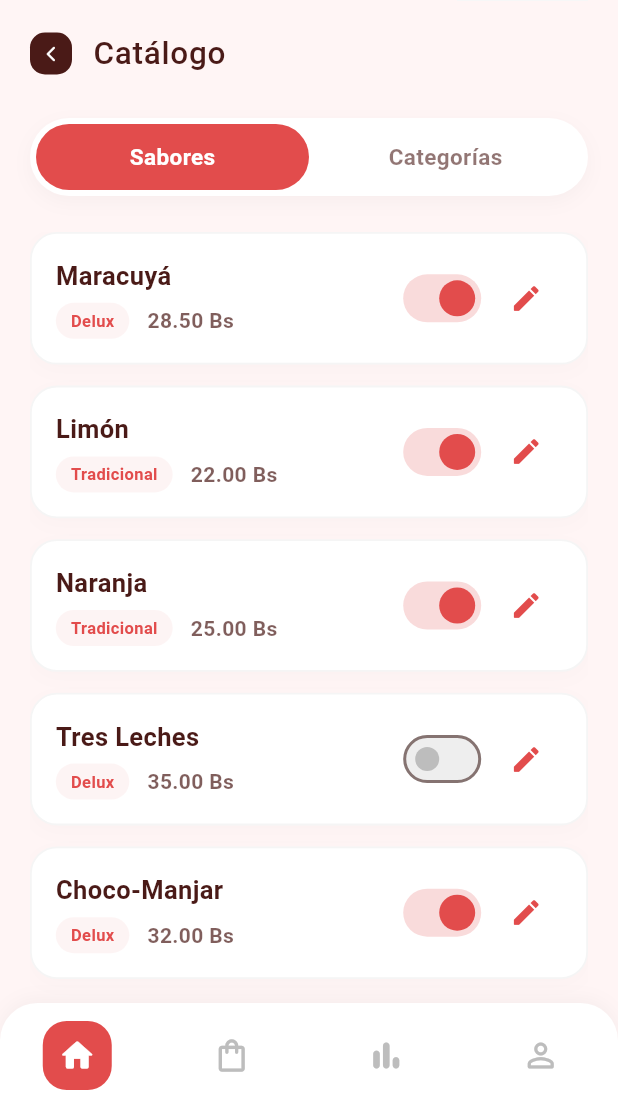
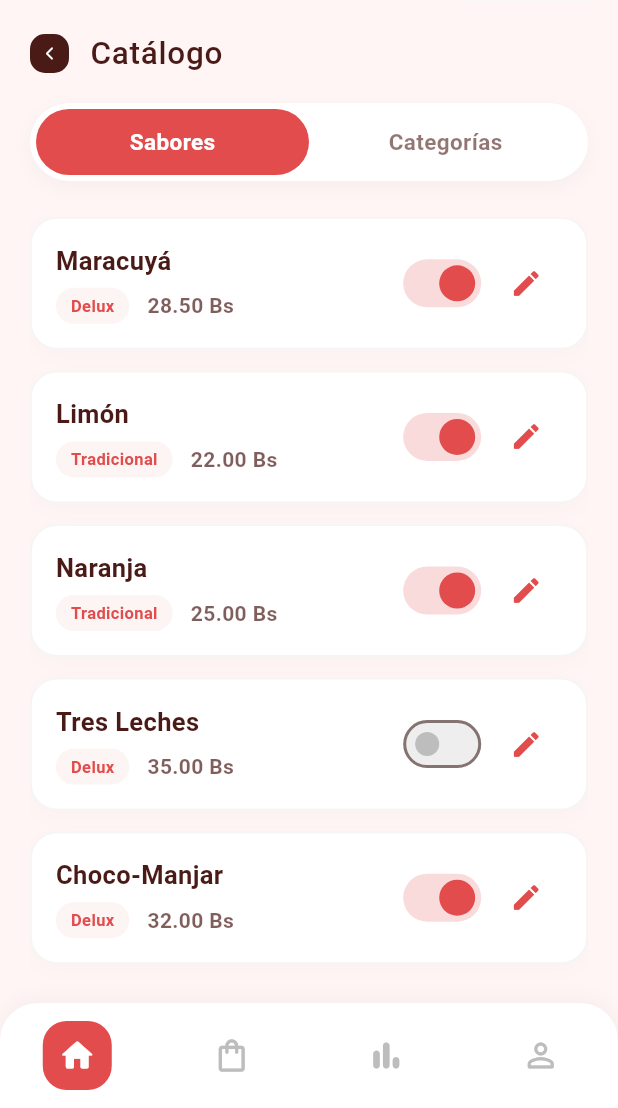
Before and after one commit to tifff2305/Chifones-ZuzuF, a Flutter app: the CatalogoView screen opened directly, on a phone screen of 412 x 824 dp, the part 128-1236 px from its top. Run offline on Flutter 3.47's test engine with Material 3 defaults, Android fonts, the phone set to English and light mode, and no system bars; our stand-ins replace google_fonts; accounts and stored records are empty; network calls fail.

Commit message:
ultimo ajuste

```diff
--- a/lib/views/admin/widgets/admin_menu.dart
+++ b/lib/views/admin/widgets/admin_menu.dart
@@ -1,7 +1,7 @@
 import 'package:flutter/material.dart';
 import 'package:provider/provider.dart';
 import '../../../../providers/auth_provider.dart';
-import '../catalogo/catalogo_view.dart'; // Asegúrate de que la ruta de importación sea correcta
+import '../../catalogo/catalogo_view.dart'; // Asegúrate de que la ruta de importación sea correcta
 
 class AdminMenu extends StatelessWidget {
   const AdminMenu({Key? key}) : super(key: key);
--- a/lib/views/admin/catalogo/catalogo_view.dart
+++ b/lib/views/catalogo/catalogo_view.dart
@@ -1,9 +1,9 @@
 import 'package:flutter/material.dart';
 import 'package:provider/provider.dart';
 import 'package:google_fonts/google_fonts.dart';
-import '../../../providers/catalogo_provider.dart';
-import '../../shared/widgets/cabecera_global.dart';
-import '../../shared/widgets/nav_bar_global.dart';
+import '../../providers/catalogo_provider.dart';
+import '../shared/widgets/cabecera_global.dart';
+import '../shared/widgets/nav_bar_global.dart';
 import 'widgets/selector_tabs.dart';
 import 'widgets/sabores_list.dart';
 import 'widgets/categorias_list.dart';
@@ -60,7 +60,7 @@ class _CatalogoViewState extends State<CatalogoView> {
                       child: const Icon(
                         Icons.arrow_back_ios_new_rounded,
                         color: Colors.white,
-                        size: 12,
+                        size: 10,
                       ),
                     ),
                   ),
@@ -75,7 +75,7 @@ class _CatalogoViewState extends State<CatalogoView> {
                   ),
                 ],
               ),
-              const SizedBox(height: 20),
+              const SizedBox(height: 10),
 
               // 3. Contenido del Catálogo
               Expanded(
--- a/lib/views/admin/catalogo/editar_sabor_view.dart
+++ b/lib/views/catalogo/editar_sabor_view.dart
@@ -1,8 +1,8 @@
 import 'package:flutter/material.dart';
 import 'package:provider/provider.dart';
 import 'package:google_fonts/google_fonts.dart';
-import '../../../../models/sabor_model.dart';
-import '../../../../providers/catalogo_provider.dart';
+import '../../../models/sabor_model.dart';
+import '../../../providers/catalogo_provider.dart';
 
 class EditarSaborView extends StatefulWidget {
   final SaborModel sabor;
--- a/lib/views/admin/catalogo/widgets/categorias_list.dart
+++ b/lib/views/catalogo/widgets/categorias_list.dart
@@ -1,5 +1,5 @@
 import 'package:flutter/material.dart';
-import '../../../../models/categoria_model.dart';
+import '../../../models/categoria_model.dart';
 
 class CategoriasList extends StatelessWidget {
   final List<CategoriaModel> categorias;
--- a/lib/views/admin/catalogo/widgets/sabores_list.dart
+++ b/lib/views/catalogo/widgets/sabores_list.dart
@@ -1,5 +1,5 @@
 import 'package:flutter/material.dart';
-import '../../../../models/sabor_model.dart';
+import '../../../models/sabor_model.dart';
 import '../editar_sabor_view.dart';
 
 class SaboresList extends StatelessWidget {
```
Also changed, not shown: lib/views/catalogo/widgets/selector_tabs.dart (renamed from lib/views/admin/catalogo/widgets/selector_tabs.dart).
